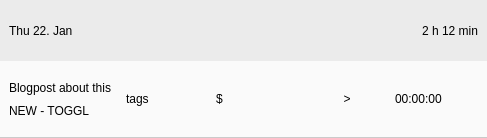
Qt form src/ui/linux/TogglDesktop/timeentrycellwidget.ui (toggl-open-source/toggldesktop) before a commit.
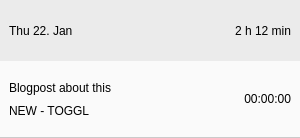
The same form after that commit. Icons and pictures are not drawn.

Commit message: Time entry cell positioning and icons (linux), closes #516

What changed in the file:
```diff
--- a/src/ui/linux/TogglDesktop/timeentrycellwidget.ui
+++ b/src/ui/linux/TogglDesktop/timeentrycellwidget.ui
@@ -6,7 +6,7 @@
    <rect>
     <x>0</x>
     <y>0</y>
-    <width>487</width>
+    <width>300</width>
     <height>138</height>
    </rect>
   </property>
@@ -110,11 +110,26 @@
       <enum>QFrame::Box</enum>
      </property>
      <layout class="QHBoxLayout" name="horizontalLayout_2">
+      <property name="spacing">
+       <number>0</number>
+      </property>
       <item>
        <widget class="QFrame" name="descProjFrame">
+        <property name="minimumSize">
+         <size>
+          <width>0</width>
+          <height>0</height>
+         </size>
+        </property>
         <property name="styleSheet">
          <string notr="true">border:none;</string>
         </property>
+        <property name="frameShape">
+         <enum>QFrame::NoFrame</enum>
+        </property>
+        <property name="lineWidth">
+         <number>2</number>
+        </property>
         <layout class="QVBoxLayout" name="verticalLayout">
          <property name="leftMargin">
           <number>0</number>
@@ -143,43 +158,134 @@
        </widget>
       </item>
       <item>
+       <widget class="QFrame" name="frame">
+        <property name="styleSheet">
+         <string notr="true">border:none</string>
+        </property>
+        <property name="frameShape">
+         <enum>QFrame::StyledPanel</enum>
+        </property>
+        <property name="frameShadow">
+         <enum>QFrame::Raised</enum>
+        </property>
+        <layout class="QHBoxLayout" name="horizontalLayout_3">
+         <property name="spacing">
+          <number>0</number>
+         </property>
+         <property name="sizeConstraint">
+          <enum>QLayout::SetFixedSize</enum>
+         </property>
+         <property name="leftMargin">
+          <number>0</number>
+         </property>
+         <property name="rightMargin">
+          <number>0</number>
+         </property>
+         <item>
        <widget class="QLabel" name="tags">
+           <property name="minimumSize">
+            <size>
+             <width>23</width>
+             <height>31</height>
+            </size>
+           </property>
+           <property name="maximumSize">
+            <size>
+             <width>23</width>
+             <height>31</height>
+            </size>
+           </property>
         <property name="styleSheet">
          <string notr="true">border:none;</string>
         </property>
         <property name="text">
-         <string>tags</string>
+            <string/>
+           </property>
+           <property name="pixmap">
+            <pixmap resource="Resurces.qrc">:/images/icon-tags.png</pixmap>
         </property>
        </widget>
       </item>
       <item>
        <widget class="QLabel" name="billable">
+           <property name="minimumSize">
+            <size>
+             <width>17</width>
+             <height>31</height>
+            </size>
+           </property>
+           <property name="maximumSize">
+            <size>
+             <width>17</width>
+             <height>31</height>
+            </size>
+           </property>
         <property name="styleSheet">
          <string notr="true">border:none;</string>
         </property>
         <property name="text">
-         <string>$</string>
+            <string/>
+           </property>
+           <property name="pixmap">
+            <pixmap resource="Resurces.qrc">:/images/icon-billable.png</pixmap>
         </property>
        </widget>
       </item>
       <item>
        <widget class="QPushButton" name="continueButton">
+           <property name="minimumSize">
+            <size>
+             <width>32</width>
+             <height>32</height>
+            </size>
+           </property>
+           <property name="maximumSize">
+            <size>
+             <width>32</width>
+             <height>32</height>
+            </size>
+           </property>
         <property name="styleSheet">
          <string notr="true">border:none;</string>
         </property>
         <property name="text">
-         <string>&gt;</string>
+            <string/>
+           </property>
+           <property name="icon">
+            <iconset resource="Resurces.qrc">
+             <normaloff>:/images/continue.svg</normaloff>:/images/continue.svg</iconset>
+           </property>
+           <property name="iconSize">
+            <size>
+             <width>32</width>
+             <height>32</height>
+            </size>
         </property>
        </widget>
       </item>
       <item>
        <widget class="QLabel" name="duration">
+           <property name="minimumSize">
+            <size>
+             <width>65</width>
+             <height>0</height>
+            </size>
+           </property>
+           <property name="maximumSize">
+            <size>
+             <width>70</width>
+             <height>16777215</height>
+            </size>
+           </property>
         <property name="styleSheet">
          <string notr="true">border:none;</string>
         </property>
         <property name="text">
          <string>00:00:00</string>
         </property>
+           <property name="alignment">
+            <set>Qt::AlignRight|Qt::AlignTrailing|Qt::AlignVCenter</set>
+           </property>
        </widget>
       </item>
      </layout>
@@ -187,6 +293,11 @@
    </item>
   </layout>
  </widget>
- <resources/>
+   </item>
+  </layout>
+ </widget>
+ <resources>
+  <include location="Resurces.qrc"/>
+ </resources>
  <connections/>
 </ui>
```
Lines whose indentation alone changed are shown as unchanged. The commit also changes 5 other files.
